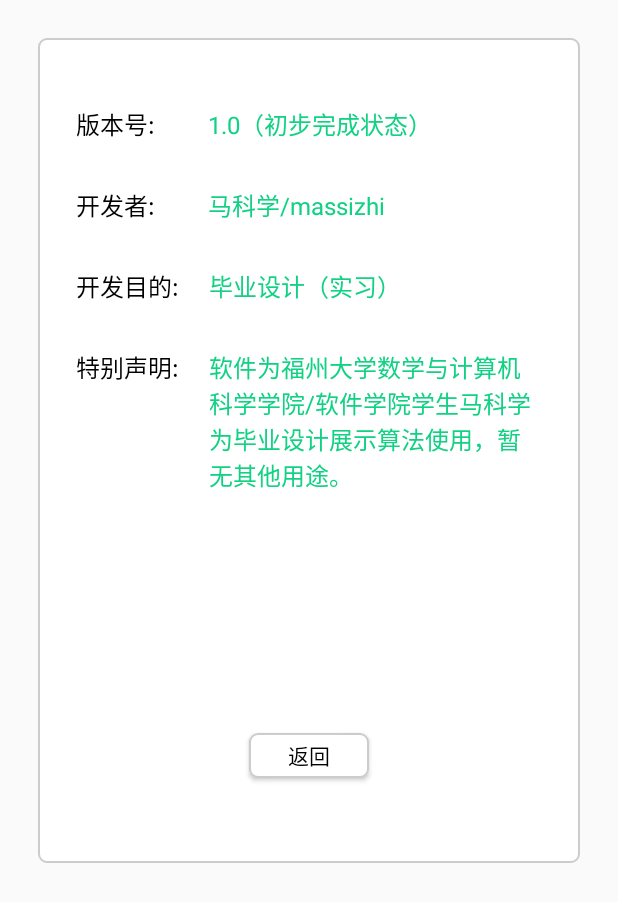
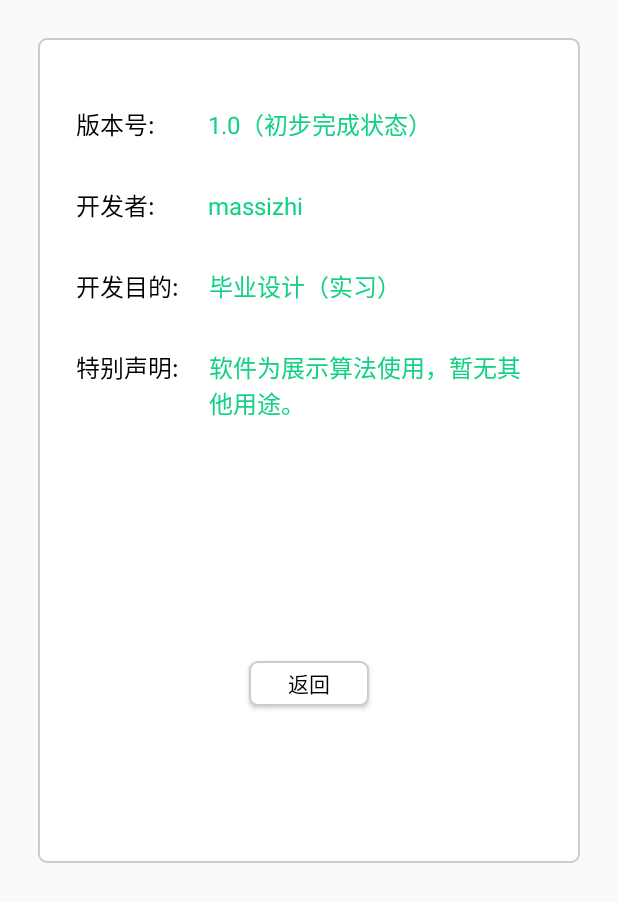
Before and after one commit to massizhi/garbage_classification, an Android app: the AboutActivity screen opened directly, with no data from a screen before it, on a phone screen of 412 x 824 dp. Shown: the top 902 px of the screen. Run offline under Robolectric (Android 15) with nearby library versions, the phone set to English and light mode, and no system bars.

Commit message:
rerun andriod application

```diff
--- a/andriod/app/src/main/res/layout/activity_about.xml
+++ b/andriod/app/src/main/res/layout/activity_about.xml
@@ -49,7 +49,7 @@
             android:layout_width="wrap_content"
             android:layout_height="wrap_content"
             android:layout_marginLeft="35dp"
-            android:text="马科学/massizhi"
+            android:text="massizhi"
             android:textColor="#11D183"
             android:textSize="16dp" />
     </LinearLayout>
@@ -93,7 +93,7 @@
             android:layout_width="wrap_content"
             android:layout_height="wrap_content"
             android:layout_marginLeft="20dp"
-            android:text="软件为福州大学数学与计算机科学学院/软件学院学生马科学为毕业设计展示算法使用，暂无其他用途。"
+            android:text="软件为展示算法使用，暂无其他用途。"
             android:textColor="#11D183"
             android:textSize="16dp" />
     </LinearLayout>
```
